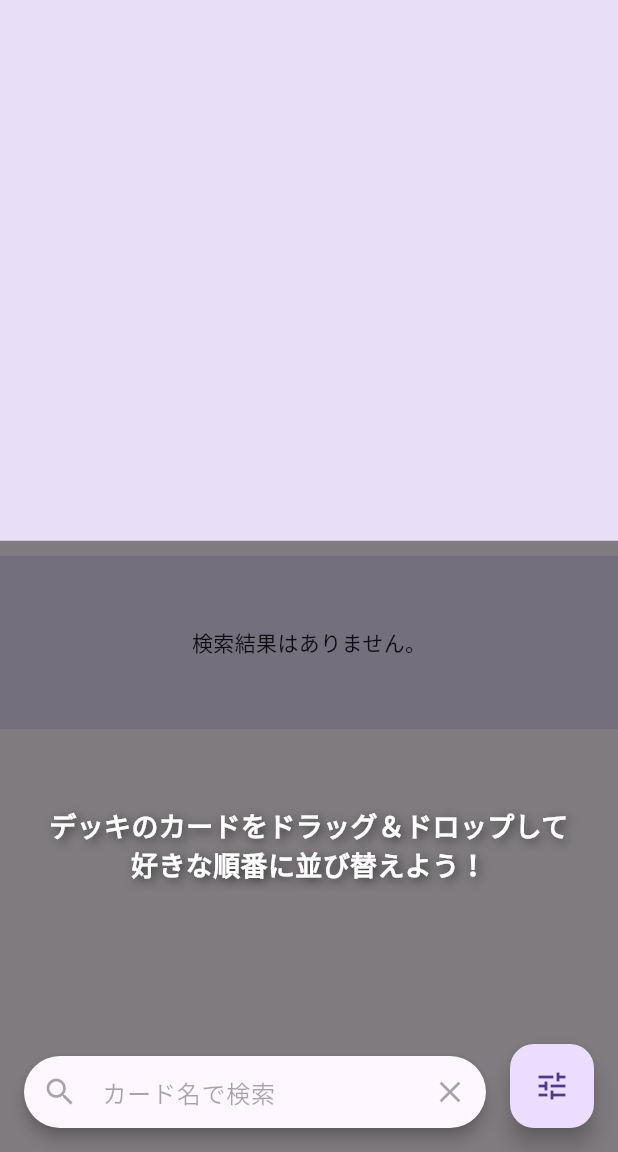
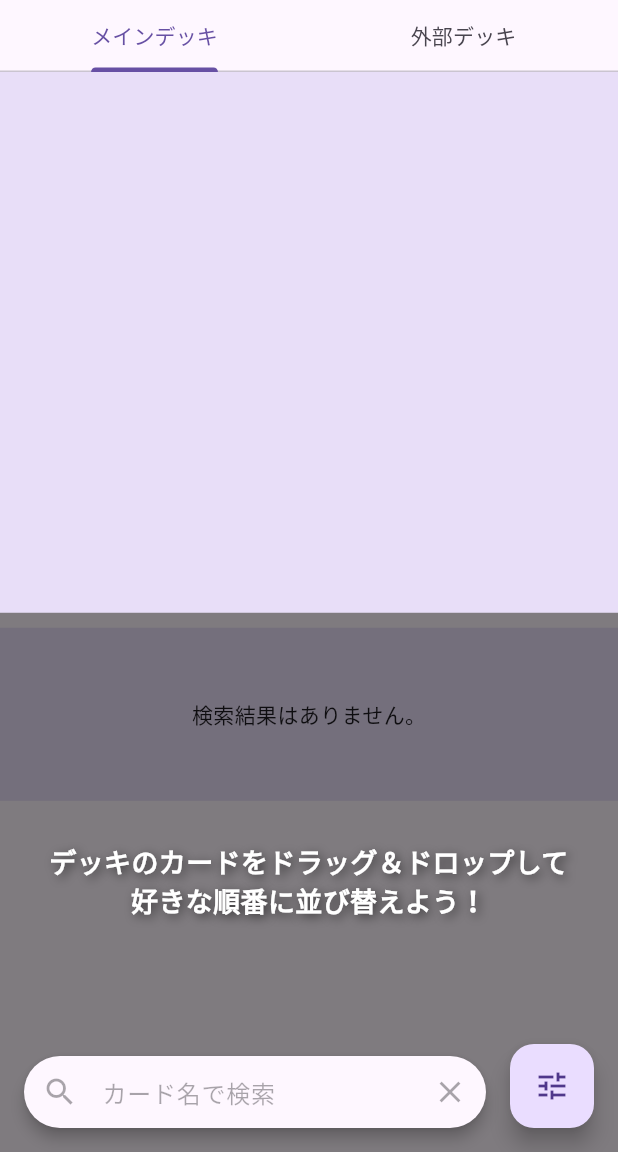
Before and after one commit to goriratsukai/DuelMastersLibrarian, a Flutter app: the BuildDeckScreen screen opened directly, after a tap on the "sort" icon, on a phone screen of 412 x 824 dp, the part 84-1236 px from its top. Run offline on Flutter 3.47's test engine with Material 3 defaults, Android fonts, the phone set to English and light mode, and no system bars; our stand-ins replace cached_network_image, flutter_dotenv, flutter_riverpod, flutter_slidable, flutter_speed_dial, fluttertoast and 4 more; accounts and stored records are empty; network calls fail.

Commit message:
外部ゾーン対応：SearchCard型にデッキタイプを追加

```diff
--- a/lib/SubScreen/builder.dart
+++ b/lib/SubScreen/builder.dart
@@ -12,7 +12,7 @@ import '../widgets/searched_card_container.dart';
 double deviceHeight = 0.0;
 double deviceWidth = 0.0;
 
-// ConsumerWidget から ConsumerStatefulWidget に変更
+// ConsumerStatefulWidget に変更
 class BuildDeckScreen extends ConsumerStatefulWidget {
   BuildDeckScreen({super.key});
 
@@ -20,37 +20,42 @@ class BuildDeckScreen extends ConsumerStatefulWidget {
   ConsumerState<BuildDeckScreen> createState() => _BuildDeckScreenState();
 }
 
-class _BuildDeckScreenState extends ConsumerState<BuildDeckScreen> {
+// TickerProviderStateMixin を追加
+class _BuildDeckScreenState extends ConsumerState<BuildDeckScreen> with TickerProviderStateMixin {
   // カード名検索のコントローラ
   late final TextEditingController _nameController;
 
   // 並び替えモードの状態を管理するフラグ
   bool _isReorderMode = false;
 
+  // TabController を追加
+  late TabController _tabController;
+
   @override
   void initState() {
     // カード名検索の初期値セット
     final initialParams = ref.read(searchParamProvider);
     _nameController = TextEditingController(text: initialParams.name);
+    // TabControllerを初期化
+    _tabController = TabController(length: 2, vsync: this);
     super.initState();
   }
 
   @override
-  void dispose(){
+  void dispose() {
     _nameController.dispose();
+    _tabController.dispose(); // TabControllerを破棄
     super.dispose();
   }
 
   @override
   Widget build(BuildContext context) {
-
     /// 名前検索欄（状態）が更新されたら画面にも反映する
-    ref.listen(searchParamProvider.select((value) => value.name), (_, next){
-      if(_nameController.text != next) _nameController.text = next;
+    ref.listen(searchParamProvider.select((value) => value.name), (_, next) {
+      if (_nameController.text != next) _nameController.text = next;
     });
 
     final asyncSearchResults = ref.watch(searchResultsProvider);
-    // final buildDeck = ref.watch(buildDeckProvider);
 
     deviceHeight = MediaQuery.of(context).size.height;
     deviceWidth = MediaQuery.of(context).size.width;
@@ -66,16 +71,13 @@ class _BuildDeckScreenState extends ConsumerState<BuildDeckScreen> {
         title: const Text('デッキ作る画面'),
         leading: IconButton(onPressed: () => {Navigator.pop(context)}, icon: const Icon(Icons.arrow_back)),
         actions: [
-          // テスト用入れ替えボタン
           IconButton(
             icon: const Icon(Icons.swap_horiz),
             tooltip: 'テスト入替',
             onPressed: () {
-              // デッキにカードが2枚以上あるか確認
               if (ref.read(buildDeckProvider).mainDeck.length >= 2) {
                 print('テストボタンが押されました: 0番目と1番目を入れ替えます');
-                // Providerを直接呼び出して、0番目と1番目のカードを入れ替える
-                ref.read(buildDeckProvider.notifier).swapCards(DeckType.main,0, 1);
+                ref.read(buildDeckProvider.notifier).swapCards(DeckType.main, 0, 1);
               } else {
                 print('入れ替えにはカードが2枚以上必要です');
                 ScaffoldMessenger.of(context).showSnackBar(
@@ -84,8 +86,6 @@ class _BuildDeckScreenState extends ConsumerState<BuildDeckScreen> {
               }
             },
           ),
-
-          // ここに並び替えモード切替ボタンを追加！
           IconButton(
             tooltip: '並び替えモード切替',
             icon: _isReorderMode ? const Icon(Icons.check) : const Icon(Icons.sort),
@@ -95,7 +95,6 @@ class _BuildDeckScreenState extends ConsumerState<BuildDeckScreen> {
               });
             },
           ),
-          // リセットボタン
           IconButton(
               onPressed: () {
                 showDialog(
@@ -107,14 +106,14 @@ class _BuildDeckScreenState extends ConsumerState<BuildDeckScreen> {
                         actions: [
                           TextButton(
                             onPressed: () {
-                              Navigator.of(buildContext).pop(); // ダイアログを閉じる
+                              Navigator.of(buildContext).pop();
                             },
                             child: Text('キャンセル'),
                           ),
                           TextButton(
                             onPressed: () {
                               ref.read(buildDeckProvider.notifier).resetMainDeck();
-                              Navigator.of(buildContext).pop(); // ダイアログを閉じる
+                              Navigator.of(buildContext).pop();
                             },
                             child: Text('削除'),
                           ),
@@ -140,7 +139,7 @@ class _BuildDeckScreenState extends ConsumerState<BuildDeckScreen> {
                   borderRadius: BorderRadius.circular(30.0),
                   child: TextFormField(
                     enabled: !_isReorderMode,
-                    controller:_nameController,
+                    controller: _nameController,
                     textCapitalization: TextCapitalization.words,
                     onChanged: (text) {
                       ref.read(searchParamProvider.notifier).setName(text);
@@ -182,86 +181,29 @@ class _BuildDeckScreenState extends ConsumerState<BuildDeckScreen> {
           child: Stack(children: [
             Column(spacing: 10, children: [
               // デッキエリア
-          DragTarget<SearchCard>(
-            builder: (context, candidateData, rejectedData) {
-              return Container(
-                  decoration: BoxDecoration(
-                    color: Theme.of(context).colorScheme.secondaryContainer,
+              Column(
+                children: [
+                  TabBar(
+                    controller: _tabController,
+                    tabs: const [
+                      Tab(text: 'メインデッキ'),
+                      Tab(text: '外部デッキ'),
+                    ],
                   ),
-                  width: double.infinity,
+                  SizedBox(
                     height: deckAreaHeight,
-                  child: Consumer(builder: (context, ref, child) {
-                    final buildDeck = ref.watch(buildDeckProvider);
-                    return GridView.builder(
-                        shrinkWrap: true,
-                        physics: const NeverScrollableScrollPhysics(),
-                        itemCount: buildDeck.mainDeck.length,
-                        itemBuilder: (context, index) {
-                          final card = buildDeck.mainDeck[index];
-
-                          // debug print
-                          print('index: $index, card_name: ${card.card_name}, hashCode: ${card.hashCode}');
-
-                          // カードの基本UI
-                          final cardWidget = DeletableCardContainer(
-                              searchedCard: card,
-                              index: index,
-                              // 並び替えモードの状態を渡す
-                              isReorderMode: _isReorderMode);
-                          // 通常モードのときはカードの基本UIを使う
-                          Widget item = cardWidget;
-
-                          // 並び替えモードの時はDraggableとDragTargetでラップしたものに置き換える
-                          if (_isReorderMode) {
-                            item = Draggable<int>(
-                              data: index,
-                              // ドラッグ中の見た目
-                              feedback: SizedBox(
-                                width: itemWidth,
-                                height: itemHeight,
-                                child: TestCardContainer(searchedCard: card, padding: 0),
+                    child: TabBarView(
+                      physics: const NeverScrollableScrollPhysics(), // スワイプ無効
+                      controller: _tabController,
+                      children: [
+                        // メインデッキ表示
+                        _buildMainDeckArea(deckAreaHeight, crossAxisCount, childAspectRatio, itemWidth, itemHeight),
+                        // 外部デッキ表示
+                        _buildExternalDeckArea(),
+                      ],
                     ),
-                              // ドラッグ中に元の場所に表示されるウィジェット
-                              childWhenDragging: Opacity(
-                                opacity: 0.3,
-                                child: cardWidget,
                   ),
-                              child: DragTarget<int>(
-                                builder: (context, candidateData, rejectedData) {
-                                  return cardWidget;
-                                },
-                                onWillAcceptWithDetails: (fromIndex) {
-                                  // 自分自身の上にはドロップできないようにする
-                                  return fromIndex.data != index;
-                                },
-                                onAcceptWithDetails: (fromIndex) {
-                                  // カードを入れ替える
-                                  ref.read(buildDeckProvider.notifier).swapCards(DeckType.main,fromIndex.data, index);
-                                },
-                              ),
-                            );
-                          }
-
-                          // keyを付与してreturn
-                          return KeyedSubtree(key: ValueKey(card), child: item);
-                        },
-                        gridDelegate: SliverGridDelegateWithFixedCrossAxisCount(
-                          crossAxisCount: crossAxisCount,
-                          childAspectRatio: childAspectRatio,
-                        ));
-                  }));
-            },
-            onWillAcceptWithDetails: (details) {
-              return true;
-            },
-            onAcceptWithDetails: (card) {
-              final result = ref.read(buildDeckProvider.notifier).addMainDeck(card.data);
-              if (result == 1) {
-                Fluttertoast.showToast(msg: '同名カードは4枚まで追加できます。${card.data.card_name}');
-              } else if (result == 2) {
-                Fluttertoast.showToast(msg: 'メインデッキの上限に達しました。カードは60枚まで追加できます');
-              }
-            },
+                ],
               ),
               // 検索結果エリア
               Container(
@@ -297,9 +239,7 @@ class _BuildDeckScreenState extends ConsumerState<BuildDeckScreen> {
             if (_isReorderMode)
               Column(
                 children: [
-              // デッキエリアの高さ分の透明なスペースを置いて、デッキエリアは触れるようにする
-              SizedBox(height: deckAreaHeight),
-              // デッキエリア以外を覆う半透明のコンテナ
+                  SizedBox(height: deckAreaHeight + 48), // TabBarの高さ分を追加
                   Expanded(
                     child: Container(
                       color: Colors.black.withOpacity(0.5),
@@ -330,4 +270,112 @@ class _BuildDeckScreenState extends ConsumerState<BuildDeckScreen> {
           ])),
     );
   }
+
+  // メインデッキのエリアを構築するメソッド
+  Widget _buildMainDeckArea(double deckAreaHeight, int crossAxisCount, double childAspectRatio, double itemWidth, double itemHeight) {
+    return DragTarget<SearchCard>(
+      builder: (context, candidateData, rejectedData) {
+        return Container(
+            decoration: BoxDecoration(
+              color: Theme.of(context).colorScheme.secondaryContainer,
+            ),
+            width: double.infinity,
+            height: deckAreaHeight,
+            child: Consumer(builder: (context, ref, child) {
+              final buildDeck = ref.watch(buildDeckProvider);
+              return GridView.builder(
+                  shrinkWrap: true,
+                  physics: const NeverScrollableScrollPhysics(),
+                  itemCount: buildDeck.mainDeck.length,
+                  itemBuilder: (context, index) {
+                    final card = buildDeck.mainDeck[index];
+                    final cardWidget = DeletableCardContainer(
+                        searchedCard: card,
+                        index: index,
+                        isReorderMode: _isReorderMode);
+                    Widget item = cardWidget;
+
+                    if (_isReorderMode) {
+                      item = Draggable<int>(
+                        data: index,
+                        feedback: SizedBox(
+                          width: itemWidth,
+                          height: itemHeight,
+                          child: TestCardContainer(searchedCard: card, padding: 0),
+                        ),
+                        childWhenDragging: Opacity(
+                          opacity: 0.3,
+                          child: cardWidget,
+                        ),
+                        child: DragTarget<int>(
+                          builder: (context, candidateData, rejectedData) {
+                            return cardWidget;
+                          },
+                          onWillAcceptWithDetails: (fromIndex) {
+                            return fromIndex.data != index;
+                          },
+                          onAcceptWithDetails: (fromIndex) {
+                            ref.read(buildDeckProvider.notifier).swapCards(DeckType.main, fromIndex.data, index);
+                          },
+                        ),
+                      );
                     }
+                    return KeyedSubtree(key: ValueKey(card), child: item);
+                  },
+                  gridDelegate: SliverGridDelegateWithFixedCrossAxisCount(
+                    crossAxisCount: crossAxisCount,
+                    childAspectRatio: childAspectRatio,
+                  ));
+            }));
+      },
+      onWillAcceptWithDetails: (details) {
+        return true;
+      },
+      onAcceptWithDetails: (card) {
+        final result = ref.read(buildDeckProvider.notifier).addMainDeck(card.data);
+        if (result == 1) {
+          Fluttertoast.showToast(msg: '同名カードは4枚まで追加できます。${card.data.card_name}');
+        } else if (result == 2) {
+          Fluttertoast.showToast(msg: 'メインデッキの上限に達しました。カードは60枚まで追加できます');
+        }
+      },
+    );
+  }
+
+  // 外部デッキのエリアを構築するメソッド
+  Widget _buildExternalDeckArea() {
+    return Container(
+      color: Theme.of(context).colorScheme.surfaceVariant,
+      child: Column(
+        children: [
+          // 超次元デッキエリア
+          Expanded(
+            child: Container(
+              margin: const EdgeInsets.all(4.0),
+              decoration: BoxDecoration(
+                border: Border.all(color: Colors.grey),
+                borderRadius: BorderRadius.circular(4.0),
+              ),
+              child: const Center(
+                child: Text('超次元デッキ'),
+              ),
+            ),
+          ),
+          // GRデッキエリア
+          Expanded(
+            child: Container(
+              margin: const EdgeInsets.all(4.0),
+              decoration: BoxDecoration(
+                border: Border.all(color: Colors.grey),
+                borderRadius: BorderRadius.circular(4.0),
+              ),
+              child: const Center(
+                child: Text('GRデッキ'),
+              ),
+            ),
+          ),
+        ],
+      ),
+    );
+  }
+}
--- a/lib/SubScreen/show_multipage_dialog.dart
+++ b/lib/SubScreen/show_multipage_dialog.dart
@@ -16,7 +16,8 @@ void showMultiPageDialog(BuildContext context){
       // StatefulBuilderを使うと、ダイアログの中で状態を保持できるんだ！
       return Scaffold(
         backgroundColor: Colors.transparent,
-        body: Center(
+        body: Align(
+          alignment: Alignment(0, 0.4),
           child: StatefulBuilder(
             builder: (BuildContext context, StateSetter setState) {
               // ページの内容をリストで用意しておくよ！
--- a/lib/provider/search_param_provider.dart
+++ b/lib/provider/search_param_provider.dart
@@ -23,7 +23,7 @@ class SearchParamState {
     this.sameName = true,
     this.fuzzySearch = true,
     this.sortKey = const[true,false,false],
-    this.sortOrder = const[true,false],
+    this.sortOrder = const[false,true],
   });
 
   final String name;
@@ -293,9 +293,9 @@ class SearchParamNotifier extends Notifier<SearchParamState> {
 
   String getQuery() {
     String query = '''
-      select card.object_id object_id, card.card_name card_name, cp.image_name image_name
+      select card.object_id object_id, card.card_name card_name, card.belong_deck, cp.image_name image_name
       from (
-        select co.object_id object_id, card_name, cm.cost cost, cm.power power
+        select co.object_id object_id, card_name, cm.cost cost, cm.power power, co.belong_deck belong_deck
         from card_module cm
 
         join link_object_module lom
--- a/lib/provider/search_result_provider.dart
+++ b/lib/provider/search_result_provider.dart
@@ -25,6 +25,7 @@ class SearchResultsNotifier extends AsyncNotifier<List<SearchCard>> {
         object_id: queryResults[i]['object_id'],
         card_name: queryResults[i]['card_name'],
         image_name: queryResults[i]['image_name'],
+        belong_deck: queryResults[i]['belong_deck'],
       );
     });
   }
--- a/lib/source/card_data.dart
+++ b/lib/source/card_data.dart
@@ -2,10 +2,12 @@ class SearchCard {
   final int object_id;
   final String card_name;
   final String image_name;
+  final int belong_deck;
 
   SearchCard({
     required this.object_id,
     required this.card_name,
     required this.image_name,
+    required this.belong_deck,
   });
 }
```
Also changed, not shown: lib/src/option.dart (+13 -11 lines). Lines whose indentation alone changed are shown as unchanged.
